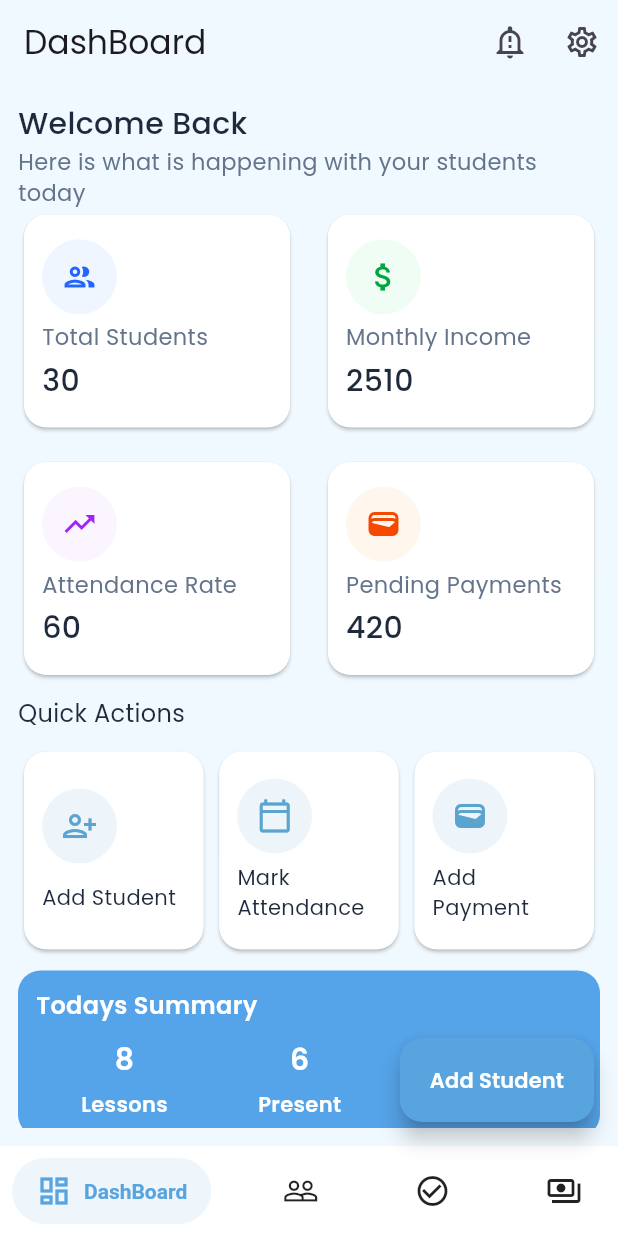
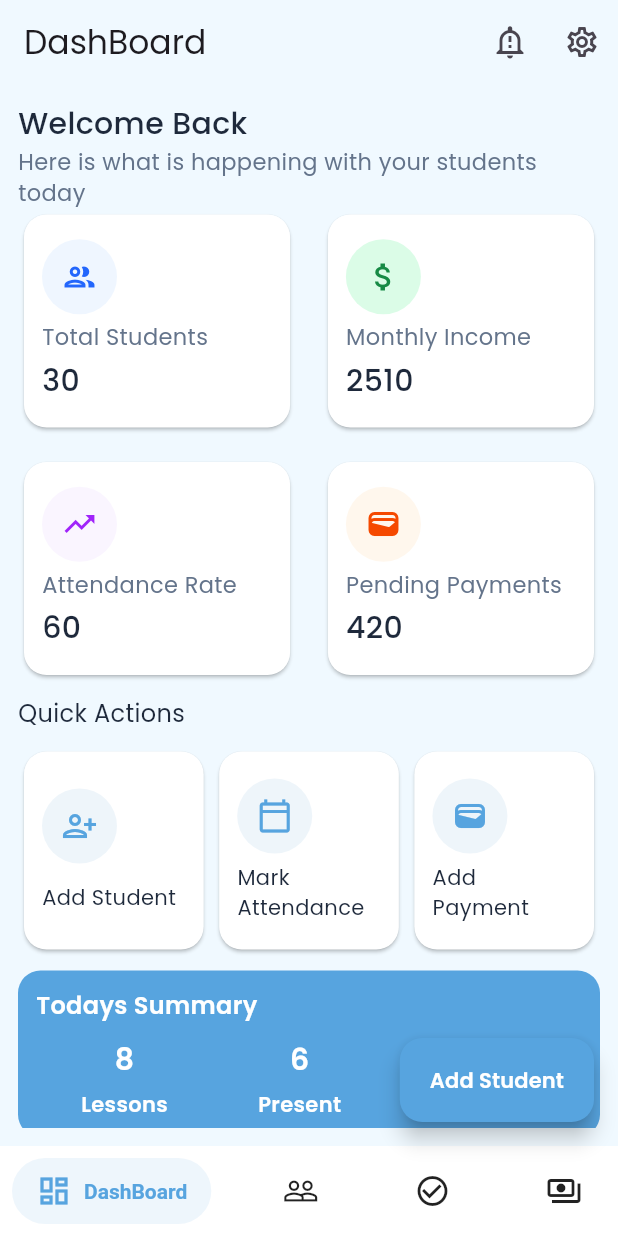
Before and after one commit to amrelmaadawy/teacher-system, a Flutter app: the screen it shows after launch, after a tap on "Sign In", on a phone screen of 412 x 824 dp. Run offline on Flutter 3.47's test engine with Material 3 defaults, Android fonts, the phone set to English and light mode, and no system bars; drawn by our look-alikes of salomon_bottom_bar.

Commit message:
add colors to a variable in app colors file

```diff
--- a/lib/core/utils/app_colors.dart
+++ b/lib/core/utils/app_colors.dart
@@ -6,4 +6,11 @@ const lightSubTextColor = Color(0xff64748b);
 const lightTextBottonColor = Color(0xff82bcdd);
 const lightBordersColor = Color(0xffadd1e6);
 const lightMainTextColor = Color(0xff1e293b);
+const lightBlueBackgroundColor = Color(0xffeef5fa);
+const lightGreenBackgroundColor = Color(0xffdbfce7);
+const lightGreenTextColor = Color(0xff178a45);
+const lightGreenBorderColor = Color(0xffb9f8cf);
+const lightRedBorderColor = Color(0xffffc9c9);
+const lightRedBackgroundColor = Color(0xfffef2f2);
+const lightRedTextColor = Color(0xffe70413);
 const lightWhiteColor = Colors.white;
--- a/lib/features/home/presentation/views/home_view.dart
+++ b/lib/features/home/presentation/views/home_view.dart
@@ -43,8 +43,8 @@ class HomeView extends StatelessWidget {
                   icon: Icons.attach_money_outlined,
                   title: S.of(context).MonthlyIncome,
                   count: 2510,
-                  iconColor: Color(0xff00a63e),
-                  circleColor: Color(0xfff0fdf4),
+                  iconColor: lightGreenTextColor,
+                  circleColor: lightGreenBackgroundColor,
                 ),
               ],
             ),
@@ -97,7 +97,7 @@ class HomeView extends StatelessWidget {
               width: double.infinity,
               decoration: BoxDecoration(
                 borderRadius: BorderRadius.circular(defBorderRadius),
-                color: Color(0xff55a3e8),
+                color: lightBottonColor,
               ),
               child: Padding(
                 padding: const EdgeInsets.all(defPadding),
--- a/lib/features/home/presentation/widgets/custom_quick_action_card.dart
+++ b/lib/features/home/presentation/widgets/custom_quick_action_card.dart
@@ -27,9 +27,9 @@ class CustomQuickActionCard extends StatelessWidget {
             crossAxisAlignment: CrossAxisAlignment.start,
             children: [
               CircleAvatar(
-                backgroundColor: Color(0xffeef5fa),
+                backgroundColor: lightBlueBackgroundColor,
                 radius: 25,
-                child: Icon(icon, color: Color(0xff5ba4cf)),
+                child: Icon(icon, color: lightBottonColor),
               ),
               Text(title, style: TextStyle(color: lightMainTextColor)),
             ],
--- a/lib/features/students/presentation/views/add_student_view.dart
+++ b/lib/features/students/presentation/views/add_student_view.dart
@@ -34,7 +34,9 @@ class _AddStudentViewState extends State<AddStudentView> {
                 child: Padding(
                   padding: const EdgeInsets.all(defPadding),
                   child: Text(
-                    S.of(context).FillInTheRequiredInformationBelowToAddANewStudentToYourClass,
+                    S
+                        .of(context)
+                        .FillInTheRequiredInformationBelowToAddANewStudentToYourClass,
                     style: TextStyle(
                       color: lightSubTextColor,
                       fontSize: 16,
@@ -76,7 +78,7 @@ class _AddStudentViewState extends State<AddStudentView> {
               SizedBox(height: 10),
               CustomTextFormField(
                 controller: gradeController,
-                text:S.of(context).Grade,
+                text: S.of(context).Grade,
                 labelText: S.of(context).SelectGrade,
                 validator: (i) {
                   return null;
@@ -84,14 +86,17 @@ class _AddStudentViewState extends State<AddStudentView> {
                 keyboardType: TextInputType.text,
               ),
               Spacer(),
-              CustomElevatedButton(onPressed: () {}, text: S.of(context).AddStudent),
+              CustomElevatedButton(
+                onPressed: () {},
+                text: S.of(context).AddStudent,
+              ),
               SizedBox(height: 15),
               CustomElevatedButton(
                 onPressed: () {
                   Navigator.pop(context);
                 },
                 text: S.of(context).Cancel,
-                color: Color(0xffc10007),
+                color: lightRedTextColor,
               ),
             ],
           ),
--- a/lib/features/students/presentation/views/students_view.dart
+++ b/lib/features/students/presentation/views/students_view.dart
@@ -57,18 +57,18 @@ class _StudentsViewState extends State<StudentsView> {
                     CustomStudentsCard(
                       text: S.of(context).Active,
                       number: 8,
-                      backGroundColor: Color(0xfff0fdf4),
-                      textColor: Color(0xff00a649),
-                      numberColor: Color(0xff178a45),
-                      borderColor: Color(0xffb9f8cf),
+                      backGroundColor: lightGreenBackgroundColor,
+                      textColor: lightGreenTextColor,
+                      numberColor: lightGreenTextColor,
+                      borderColor: lightGreenBorderColor,
                     ),
                     CustomStudentsCard(
                       text: S.of(context).Absent,
                       number: 2,
-                      backGroundColor: Color(0xfffef2f2),
-                      textColor: Color(0xffe70413),
-                      numberColor: Color(0xffc10007),
-                      borderColor: Color(0xffffc9c9),
+                      backGroundColor: lightRedBackgroundColor,
+                      textColor: lightRedTextColor,
+                      numberColor: lightRedTextColor,
+                      borderColor: lightRedBorderColor,
                     ),
                   ],
                 ),
--- a/lib/features/students/presentation/widgets/custom_student_item.dart
+++ b/lib/features/students/presentation/widgets/custom_student_item.dart
@@ -1,12 +1,9 @@
-
 import 'package:flutter/material.dart';
 import 'package:teacher_system/core/utils/app_colors.dart';
 import 'package:teacher_system/core/utils/app_size.dart';
 
 class CustomStudentItem extends StatelessWidget {
-  const CustomStudentItem({
-    super.key,
-  });
+  const CustomStudentItem({super.key});
 
   @override
   Widget build(BuildContext context) {
@@ -24,9 +21,7 @@ class CustomStudentItem extends StatelessWidget {
               radius: 30,
               child: ClipRRect(
                 borderRadius: BorderRadius.circular(30),
-                child: Image.asset(
-                  'assets/images/na3dawy.jpg',
-                ),
+                child: Image.asset('assets/images/na3dawy.jpg'),
               ),
             ),
             SizedBox(width: 10),
@@ -54,28 +49,28 @@ class CustomStudentItem extends StatelessWidget {
             Spacer(),
             Container(
               decoration: BoxDecoration(
-                color: Color(0xffdbfce7),
+                color: lightGreenBackgroundColor,
                 borderRadius: BorderRadius.circular(defBorderRadius),
               ),
               child: Padding(
                 padding: const EdgeInsets.all(defPadding / 2),
                 child: Text(
                   'Active',
-                  style: TextStyle(color: Color(0xff008236)),
+                  style: TextStyle(color: lightGreenTextColor),
                 ),
               ),
             ),
             SizedBox(width: 5),
             Container(
               decoration: BoxDecoration(
-                color: Color(0xffdbfce7),
+                color: lightGreenBackgroundColor,
                 borderRadius: BorderRadius.circular(defBorderRadius),
               ),
               child: Padding(
                 padding: const EdgeInsets.all(defPadding / 2),
                 child: Text(
                   'Paid',
-                  style: TextStyle(color: Color(0xff008236)),
+                  style: TextStyle(color: lightGreenTextColor),
                 ),
               ),
             ),
```
